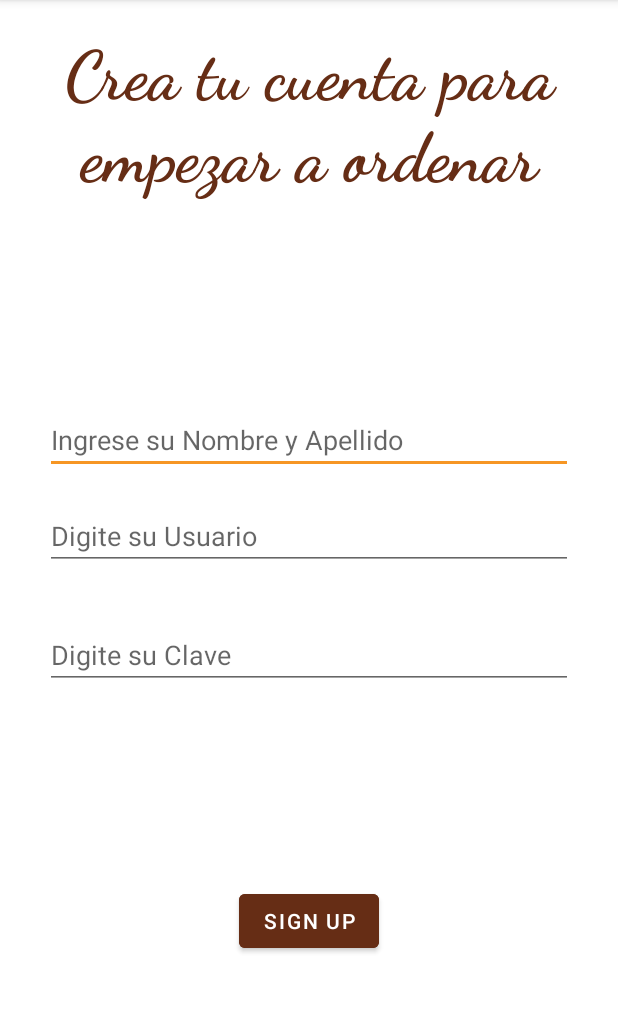
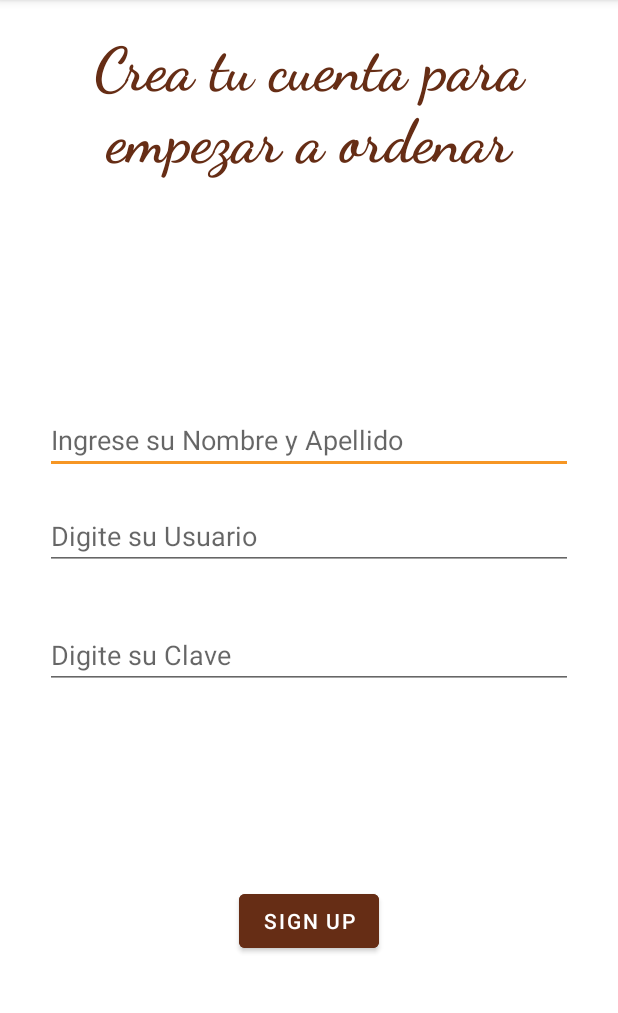
Before and after one commit to joswald123/RestaurantApp2, an Android app: the fragment signupFragment shown on its own in the app's theme, on a phone screen of 412 x 824 dp, the part 84-1097 px from its top. Run offline under Robolectric (Android 15) with nearby library versions, the phone set to English and light mode, and no system bars.

Commit message:
updated size font signin.xml & signup.xml layout

```diff
--- a/app/src/main/res/layout/fragment_signin.xml
+++ b/app/src/main/res/layout/fragment_signin.xml
@@ -18,8 +18,7 @@
         android:textAlignment="center"
         android:textAppearance="@style/TextAppearance.AppCompat.Large"
         android:textColor="#662D15"
-        android:textSize="45sp"
-
+        android:textSize="35sp"
         android:textStyle="bold"
         app:layout_constraintBottom_toTopOf="@+id/edtNuevoUsuario"
         app:layout_constraintEnd_toEndOf="parent"
--- a/app/src/main/res/layout/fragment_signup.xml
+++ b/app/src/main/res/layout/fragment_signup.xml
@@ -17,7 +17,7 @@
         android:textAlignment="center"
         android:textAppearance="@style/TextAppearance.AppCompat.Large"
         android:textColor="#662D15"
-        android:textSize="45sp"
+        android:textSize="40sp"
         android:textStyle="bold"
         app:layout_constraintBottom_toTopOf="@+id/edtNombre"
         app:layout_constraintTop_toTopOf="parent"
```
